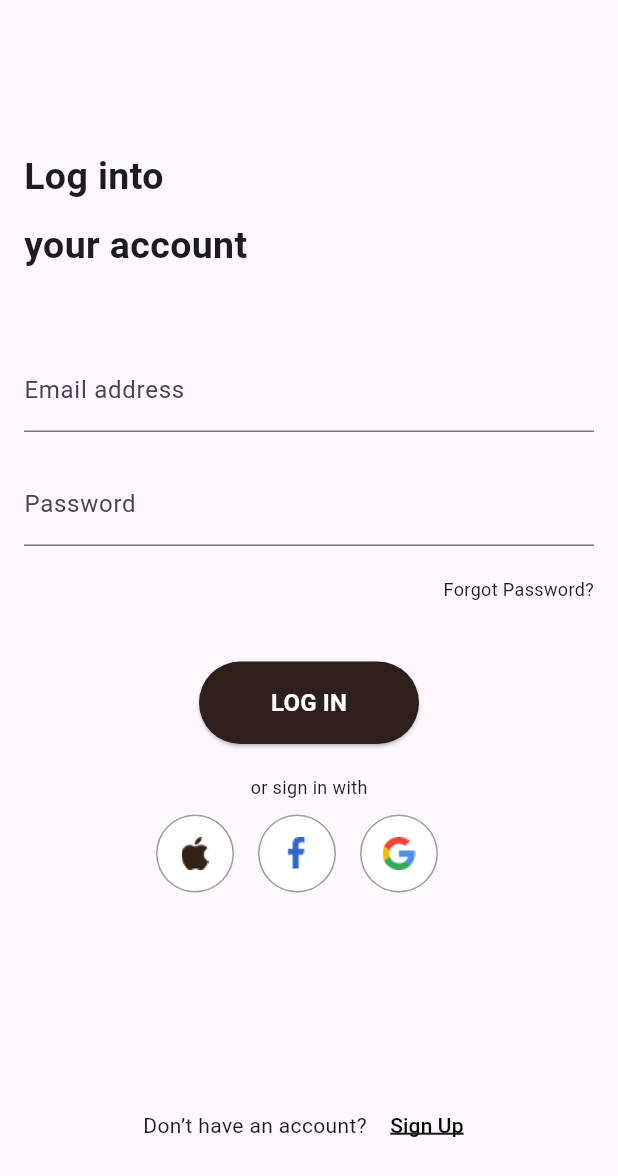
After one commit to yousefmohamed35/FluxStore, a Flutter app: the screen it shows after launch, after a tap on "Get Started", after a tap on "Shopping Now", after a tap on "Log in", on a phone screen of 412 x 824 dp. The commit adds this screen. Shown: the top 1176 px of the screen. Run offline on Flutter 3.47's test engine with Material 3 defaults, Android fonts, the phone set to English and light mode, and no system bars; our stand-ins replace animate_do, flutter_bloc, get_it, go_router, shared_preferences.

Commit message:
create login view body

```diff
--- /dev/null
+++ b/lib/features/Auth/presentation/view/widgets/login_view_body.dart
@@ -0,0 +1,45 @@
+import 'package:flutter/material.dart';
+import 'package:fluxstore/core/utils/styles.dart';
+import 'package:fluxstore/features/Auth/presentation/view/widgets/another_option_for_auth.dart';
+import 'package:fluxstore/features/Auth/presentation/view/widgets/custom_auth_button.dart';
+import 'package:fluxstore/features/Auth/presentation/view/widgets/sign_up_view_body.dart';
+import 'package:fluxstore/features/Auth/presentation/view/widgets/social_icon_row.dart';
+
+class LoginViewBody extends StatelessWidget {
+  const LoginViewBody({super.key});
+
+  @override
+  Widget build(BuildContext context) {
+    return Padding(
+      padding: const EdgeInsets.symmetric(horizontal: 16),
+      child: Column(
+        crossAxisAlignment: CrossAxisAlignment.start,
+        children: [
+          SizedBox(height: 100),
+          Text("Log into", style: Styles.textStyle25),
+          SizedBox(height: 10),
+          Text("your account", style: Styles.textStyle25),
+          SizedBox(height: 50),
+          CustomTextField(text: 'Email address'),
+          SizedBox(height: 20),
+          CustomTextField(text: 'Password'),
+          SizedBox(height: 20),
+          Row(
+            mainAxisAlignment: MainAxisAlignment.end,
+            children: [Text('Forgot Password?', style: Styles.textStyle12)],
+          ),
+          SizedBox(height: 40),
+          Center(child: CustomAuthButton(text: 'LOG IN', onPressed: () {})),
+          SizedBox(height: 20),
+          Center(child: Text('or sign in with', style: Styles.textStyle12)),
+          SizedBox(height: 10),
+          SocialIconRow(),
+          SizedBox(height: 20),
+          Spacer(),
+          AnotherOptionForAuth(text: "Don’t have an account?", link: 'Sign Up'),
+          SizedBox(height: 50),
+        ],
+      ),
+    );
+  }
+}
```
Also changed, not shown: lib/features/Auth/presentation/view/login_view.dart (+2 -41 lines).
